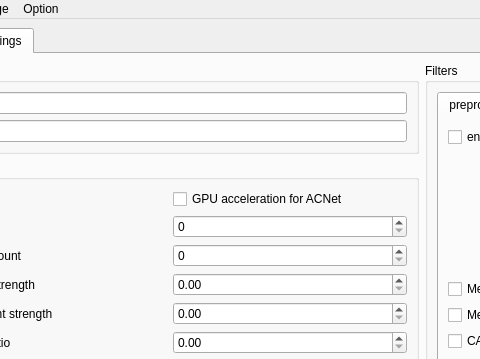
Above: GUI/src/mainwindow.ui from TianZerL/Anime4KCPP before the change; both pictures show x 99 to 579 and y 0 to 359 of the 1042 by 616 pixel window. Below: the same form after it.
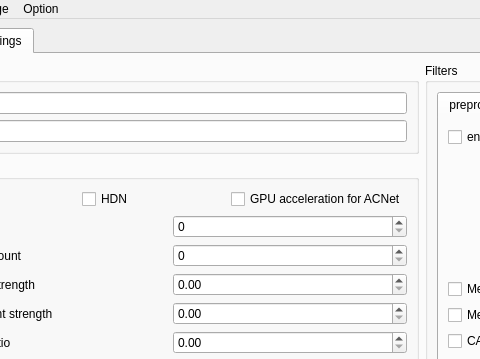
That is the form after the change. The open tabs and pages were chosen to show the change.

Commit message: Add HDN supports for GUI

Diff of the .ui file:
```diff
--- a/GUI/src/mainwindow.ui
+++ b/GUI/src/mainwindow.ui
@@ -594,6 +594,16 @@
                </property>
               </widget>
              </item>
+             <item>
+              <widget class="QCheckBox" name="checkBoxHDN">
+               <property name="statusTip">
+                <string>Enable HDN mode for ACNet</string>
+               </property>
+               <property name="text">
+                <string>HDN</string>
+               </property>
+              </widget>
+             </item>
              <item>
               <widget class="QCheckBox" name="checkBoxACNetGPU">
                <property name="statusTip">
```
Left out of the diff: 4 changed lines with no effect on the pictures. The commit also changes 2 other files.
